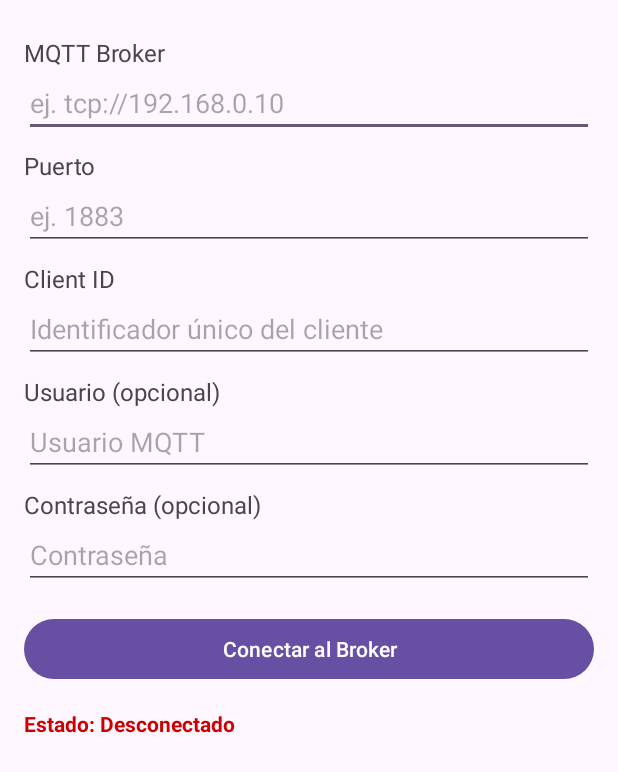
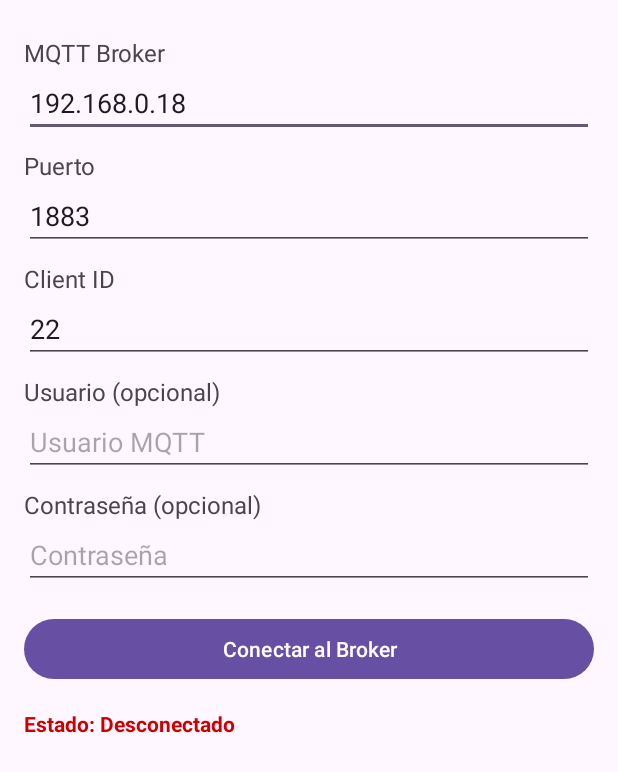
Before and after one commit to UNLAM-SOA/2025_SOA_Q1_M2, an Android app: the screen it shows after launch (ConnectActivity), on a phone screen of 412 x 824 dp. Shown: the top 772 px of the screen. Run offline under Robolectric (Android 15) with nearby library versions, the phone set to English and light mode, and no system bars; libraries missing offline, so code that uses them is left out: org.eclipse.paho.

Commit message:
se agrego funcionalidad para recibir y enviar mensaje mqtt, tambien se actualiza la UI cuando se recibe el estado del embebido

```diff
--- a/Android/SmartRoller/app/src/main/java/com/app/smartroller/ConnectActivity.java
+++ b/Android/SmartRoller/app/src/main/java/com/app/smartroller/ConnectActivity.java
@@ -47,7 +47,6 @@ public class ConnectActivity extends AppCompatActivity {
                 serviceIntent.putExtra("clientId", clientId);
                 serviceIntent.putExtra("user", user);
                 serviceIntent.putExtra("password", password);
-
                 ContextCompat.startForegroundService(ConnectActivity.this, serviceIntent);
 
                 textStatus.setText("Estado: Conectando...");
--- a/Android/SmartRoller/app/src/main/java/com/app/smartroller/MainActivity.java
+++ b/Android/SmartRoller/app/src/main/java/com/app/smartroller/MainActivity.java
@@ -1,8 +1,10 @@
 package com.app.smartroller;
 
+import android.content.BroadcastReceiver;
 import android.content.ComponentName;
 import android.content.Context;
 import android.content.Intent;
+import android.content.IntentFilter;
 import android.content.ServiceConnection;
 import android.hardware.Sensor;
 import android.hardware.SensorEvent;
@@ -10,6 +12,7 @@ import android.hardware.SensorEventListener;
 import android.hardware.SensorManager;
 import android.os.Bundle;
 import android.os.IBinder;
+import android.util.Log;
 import android.view.View;
 import android.widget.Button;
 import android.widget.TextView;
@@ -22,6 +25,9 @@ import androidx.core.view.ViewCompat;
 import androidx.core.view.WindowInsetsCompat;
 
 public class MainActivity extends AppCompatActivity implements SensorEventListener {
+    TextView textState;
+    TextView textMode;
+    TextView textLight;
 
     private SensorManager sensorManager;
     private Sensor accelerometer;
@@ -43,6 +49,18 @@ public class MainActivity extends AppCompatActivity implements SensorEventListen
         @Override
         public void onServiceDisconnected(ComponentName name) {
             isBound = false;
+        }
+    };
+
+    private final BroadcastReceiver mqttReceiver = new BroadcastReceiver() {
+        @Override
+        public void onReceive(Context context, Intent intent) {
+            String topic = intent.getStringExtra("topic");
+            String state = intent.getStringExtra("estado");
+            String mode = intent.getStringExtra("modo");
+            int light = intent.getIntExtra("luz", -1);
+            Log.d("MQTT Receiver", state + " " + mode + " " + light);
+            updateUI(state,mode,light);
         }
     };
 
@@ -78,9 +96,9 @@ public class MainActivity extends AppCompatActivity implements SensorEventListen
         Button downButton = findViewById(R.id.btndown);
         Button cmButton = findViewById(R.id.btnCm);
         Button connectButton = findViewById(R.id.btnConnect);
-        TextView textState = findViewById(R.id.txtState);
-        TextView modeValue = findViewById(R.id.txtMode);
-        TextView lightText = findViewById(R.id.txtLight);
+        textState = findViewById(R.id.txtState);
+        textMode = findViewById(R.id.txtMode);
+        textLight = findViewById(R.id.txtLight);
 
 
         ViewCompat.setOnApplyWindowInsetsListener(findViewById(R.id.main), (v, insets) -> {
@@ -92,7 +110,7 @@ public class MainActivity extends AppCompatActivity implements SensorEventListen
         cmButton.setOnClickListener(new View.OnClickListener() {
             @Override
             public void onClick(View v) {
-                modeValue.setText(modeValue.getText()=="Manual" ? "Automatico" : "Manual");
+                textMode.setText(textMode.getText()=="Manual" ? "Automatico" : "Manual");
             }
         });
 
@@ -136,6 +154,7 @@ public class MainActivity extends AppCompatActivity implements SensorEventListen
     @Override
     protected void onResume() {
         super.onResume();
+        registerReceiver(mqttReceiver, new IntentFilter("MQTT_MESSAGE"), Context.RECEIVER_NOT_EXPORTED);
         if (accelerometer != null)
             sensorManager.registerListener(this, accelerometer, SensorManager.SENSOR_DELAY_NORMAL);
     }
@@ -143,6 +162,7 @@ public class MainActivity extends AppCompatActivity implements SensorEventListen
     @Override
     protected void onPause() {
         super.onPause();
+        unregisterReceiver(mqttReceiver);
         sensorManager.unregisterListener(this);
     }
 
@@ -178,4 +198,12 @@ public class MainActivity extends AppCompatActivity implements SensorEventListen
 
     @Override
     public void onAccuracyChanged(Sensor sensor, int accuracy) {}
+
+    private void updateUI(String state, String mode, Integer light) {
+
+            textState.setText(state);
+            textLight.setText(""+light);
+            textMode.setText(mode);
+
+    }
 }
--- a/Android/SmartRoller/app/src/main/res/layout/activity_connect.xml
+++ b/Android/SmartRoller/app/src/main/res/layout/activity_connect.xml
@@ -7,99 +7,104 @@
     android:layout_height="match_parent"
     tools:context=".ConnectActivity">
 
-    <ScrollView xmlns:android="http://schemas.android.com/apk/res/android"
+    <ScrollView
         android:layout_width="match_parent"
         android:layout_height="match_parent"
-        android:padding="16dp">
+        android:padding="16dp"
+        tools:layout_editor_absoluteX="141dp"
+        tools:layout_editor_absoluteY="171dp">
 
         <LinearLayout
-            android:orientation="vertical"
             android:layout_width="match_parent"
-            android:layout_height="wrap_content">
+            android:layout_height="wrap_content"
+            android:orientation="vertical">
 
             <TextView
+                android:layout_width="match_parent"
+                android:layout_height="wrap_content"
+                android:layout_marginTop="8dp"
                 android:text="MQTT Broker"
-                android:textSize="16sp"
-                android:layout_marginTop="8dp"
-                android:layout_width="match_parent"
-                android:layout_height="wrap_content" />
+                android:textSize="16sp" />
 
             <EditText
                 android:id="@+id/inputBroker"
+                android:layout_width="match_parent"
+                android:layout_height="wrap_content"
                 android:hint="ej. tcp://192.168.0.10"
                 android:inputType="textUri"
-                android:layout_width="match_parent"
-                android:layout_height="wrap_content" />
+                android:text="192.168.0.18" />
 
             <TextView
+                android:layout_width="match_parent"
+                android:layout_height="wrap_content"
+                android:layout_marginTop="8dp"
                 android:text="Puerto"
-                android:textSize="16sp"
-                android:layout_marginTop="8dp"
-                android:layout_width="match_parent"
-                android:layout_height="wrap_content" />
+                android:textSize="16sp" />
 
             <EditText
                 android:id="@+id/inputPort"
+                android:layout_width="match_parent"
+                android:layout_height="wrap_content"
                 android:hint="ej. 1883"
                 android:inputType="number"
-                android:layout_width="match_parent"
-                android:layout_height="wrap_content" />
+                android:text="1883" />
 
             <TextView
+                android:layout_width="match_parent"
+                android:layout_height="wrap_content"
+                android:layout_marginTop="8dp"
                 android:text="Client ID"
-                android:textSize="16sp"
-                android:layout_marginTop="8dp"
-                android:layout_width="match_parent"
-                android:layout_height="wrap_content" />
+                android:textSize="16sp" />
 
             <EditText
                 android:id="@+id/inputClientId"
+                android:layout_width="match_parent"
+                android:layout_height="wrap_content"
                 android:hint="Identificador único del cliente"
-                android:layout_width="match_parent"
-                android:layout_height="wrap_content" />
+                android:text="22" />
 
             <TextView
+                android:layout_width="match_parent"
+                android:layout_height="wrap_content"
+                android:layout_marginTop="8dp"
                 android:text="Usuario (opcional)"
-                android:textSize="16sp"
-                android:layout_marginTop="8dp"
-                android:layout_width="match_parent"
-                android:layout_height="wrap_content" />
+                android:textSize="16sp" />
 
             <EditText
                 android:id="@+id/inputUser"
-                android:hint="Usuario MQTT"
                 android:layout_width="match_parent"
-                android:layout_height="wrap_content" />
+                android:layout_height="wrap_content"
+                android:hint="Usuario MQTT" />
 
             <TextView
+                android:layout_width="match_parent"
+                android:layout_height="wrap_content"
+                android:layout_marginTop="8dp"
                 android:text="Contraseña (opcional)"
-                android:textSize="16sp"
-                android:layout_marginTop="8dp"
-                android:layout_width="match_parent"
-                android:layout_height="wrap_content" />
+                android:textSize="16sp" />
 
             <EditText
                 android:id="@+id/inputPassword"
+                android:layout_width="match_parent"
+                android:layout_height="wrap_content"
                 android:hint="Contraseña"
-                android:inputType="textPassword"
-                android:layout_width="match_parent"
-                android:layout_height="wrap_content" />
+                android:inputType="textPassword" />
 
             <Button
                 android:id="@+id/btnConnect"
-                android:text="Conectar al Broker"
+                android:layout_width="match_parent"
+                android:layout_height="wrap_content"
                 android:layout_marginTop="16dp"
-                android:layout_width="match_parent"
-                android:layout_height="wrap_content" />
+                android:text="Conectar al Broker" />
 
             <TextView
                 android:id="@+id/textStatus"
+                android:layout_width="match_parent"
+                android:layout_height="wrap_content"
+                android:layout_marginTop="16dp"
                 android:text="Estado: Desconectado"
-                android:textStyle="bold"
-                android:layout_marginTop="16dp"
                 android:textColor="@android:color/holo_red_dark"
-                android:layout_width="match_parent"
-                android:layout_height="wrap_content" />
+                android:textStyle="bold" />
         </LinearLayout>
     </ScrollView>
 </androidx.constraintlayout.widget.ConstraintLayout>
```
Also changed, not shown: Android/SmartRoller/app/src/main/java/com/app/smartroller/MqttService.java (+29 -5 lines), Android/SmartRoller/app/src/main/java/com/app/smartroller/SSLUtils.java (deleted, +0 -39 lines).
